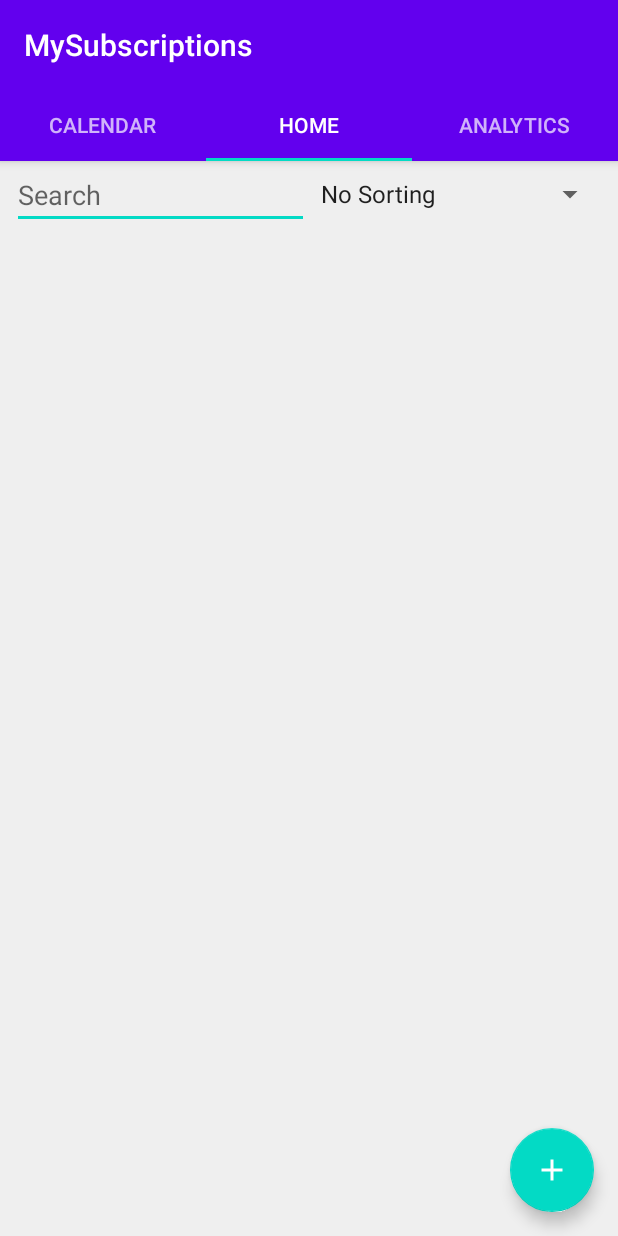
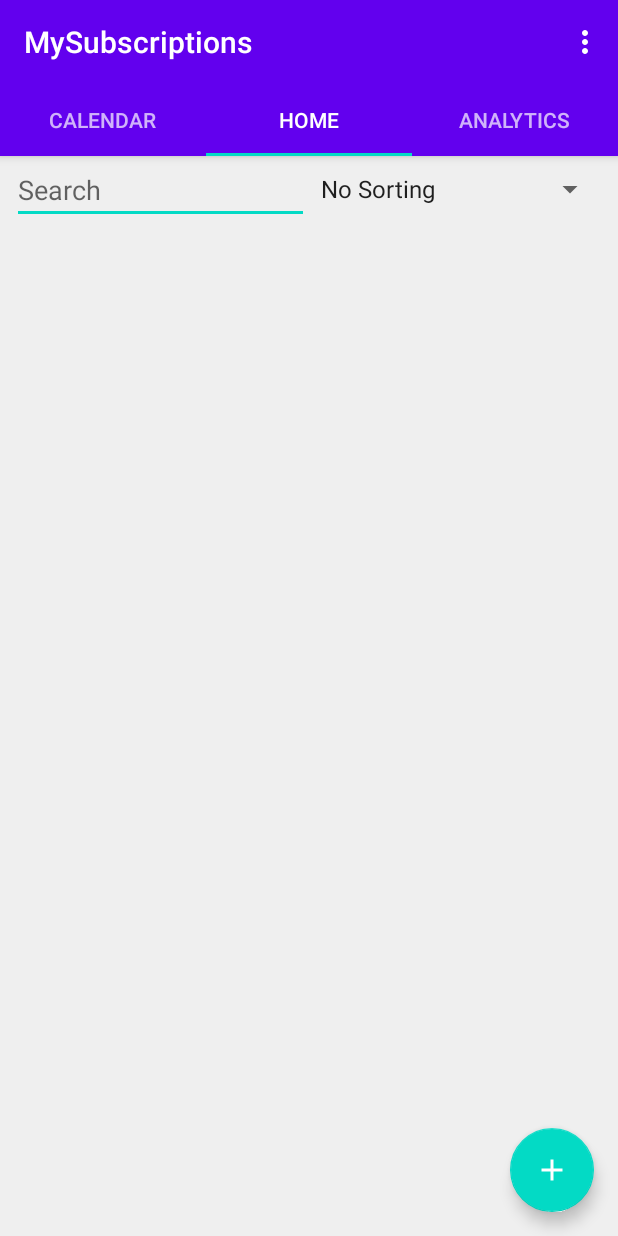
Before and after one commit to mpagliaro98/my-subscriptions, an Android app: the screen it shows after launch (MainActivity), on a phone screen of 412 x 824 dp. Run offline under Robolectric (Android 15) with nearby library versions, the phone set to English and light mode, and no system bars; 1 statement that could not run was skipped.

Commit message:
Added a dropdown menu to the top of the main activity.

```diff
--- a/app/src/main/java/com/mpagliaro98/mysubscriptions/ui/MainActivity.java
+++ b/app/src/main/java/com/mpagliaro98/mysubscriptions/ui/MainActivity.java
@@ -11,7 +11,10 @@ import androidx.viewpager.widget.ViewPager;
 import androidx.appcompat.app.AppCompatActivity;
 import android.os.SystemClock;
 import android.util.Log;
+import android.view.Menu;
+import android.view.MenuItem;
 import android.view.View;
+import androidx.appcompat.widget.Toolbar;
 import com.mpagliaro98.mysubscriptions.R;
 import com.mpagliaro98.mysubscriptions.model.Subscription;
 import com.mpagliaro98.mysubscriptions.notifications.AlarmReceiver;
@@ -67,6 +70,10 @@ public class MainActivity extends AppCompatActivity {
         super.onCreate(savedInstanceState);
         setContentView(R.layout.activity_main);
         Intent intent = getIntent();
+
+        // Set the toolbar at the top of the main activity
+        Toolbar toolbar = findViewById(R.id.main_toolbar);
+        setSupportActionBar(toolbar);
 
         // Create the ViewPager, which handles this activity's child fragments
         SectionsPagerAdapter sectionsPagerAdapter = new SectionsPagerAdapter(this, getSupportFragmentManager());
@@ -152,6 +159,23 @@ public class MainActivity extends AppCompatActivity {
         moveTaskToBack(true);
     }
 
+    @Override
+    public boolean onCreateOptionsMenu(Menu menu) {
+        getMenuInflater().inflate(R.menu.menu_items, menu);
+        return super.onCreateOptionsMenu(menu);
+    }
+
+    @Override
+    public boolean onOptionsItemSelected(MenuItem item) {
+        int id = item.getItemId();
+        if (id == R.id.menu_settings) {
+            System.out.println("SETTINGS");
+        } else if (id == R.id.menu_about) {
+            System.out.println("ABOUT");
+        }
+        return super.onOptionsItemSelected(item);
+    }
+
     //////////////////////////////////////////////////////////////////////////////////////////
     // STATIC METHODS ////////////////////////////////////////////////////////////////////////
     //////////////////////////////////////////////////////////////////////////////////////////
--- a/app/src/main/res/layout/activity_main.xml
+++ b/app/src/main/res/layout/activity_main.xml
@@ -11,15 +11,13 @@
         android:layout_height="wrap_content"
         android:theme="@style/AppTheme.AppBarOverlay">
 
-        <TextView
-            android:id="@+id/title"
-            android:layout_width="wrap_content"
+        <androidx.appcompat.widget.Toolbar
+            android:id="@+id/main_toolbar"
+            android:layout_width="match_parent"
             android:layout_height="wrap_content"
-            android:gravity="center"
-            android:minHeight="?actionBarSize"
-            android:padding="@dimen/appbar_padding"
-            android:text="@string/app_name"
-            android:textAppearance="@style/TextAppearance.Widget.AppCompat.Toolbar.Title" />
+            android:background="?attr/colorPrimary"
+            android:minHeight="?attr/actionBarSize"
+            android:theme="?attr/actionBarTheme" />
 
         <com.google.android.material.tabs.TabLayout
             android:id="@+id/tabs"
--- /dev/null
+++ b/app/src/main/res/menu/menu_items.xml
@@ -0,0 +1,16 @@
+<?xml version="1.0" encoding="utf-8"?>
+<menu xmlns:app="http://schemas.android.com/apk/res-auto"
+    xmlns:android="http://schemas.android.com/apk/res/android">
+    <item
+        android:id="@+id/menu_settings"
+        android:enabled="true"
+        android:title="@string/menu_settings"
+        android:visible="true"
+        app:showAsAction="never" />
+    <item
+        android:id="@+id/menu_about"
+        android:enabled="true"
+        android:title="@string/menu_about"
+        android:visible="true"
+        app:showAsAction="never" />
+</menu>
--- a/app/src/main/res/values/strings.xml
+++ b/app/src/main/res/values/strings.xml
@@ -13,6 +13,10 @@
     <string name="ok">OK</string>
     <string name="retry">RETRY</string>
     <string name="unimplemented">That feature is not yet implemented.</string>
+
+    <!-- Menu item strings -->
+    <string name="menu_settings">Settings</string>
+    <string name="menu_about">About</string>
 
     <!-- Create page strings -->
     <string name="create_button">Create Subscription</string>
```
